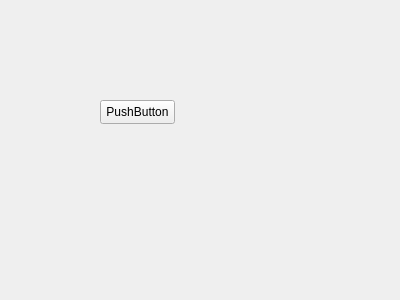
Above: formmain.ui from mariuszmaximus/ListView001 before the change. Below: the same form after it.
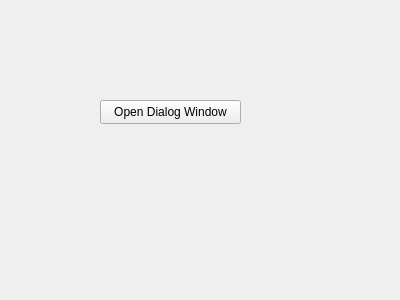
That is the form after the change.

Commit message: select item on list

Diff of the .ui file:
```diff
--- a/formmain.ui
+++ b/formmain.ui
@@ -18,12 +18,12 @@
     <rect>
      <x>100</x>
      <y>100</y>
-     <width>75</width>
+     <width>141</width>
      <height>24</height>
     </rect>
    </property>
    <property name="text">
-    <string>PushButton</string>
+    <string>Open Dialog Window</string>
    </property>
   </widget>
  </widget>
```
The commit also changes 1 other file.
